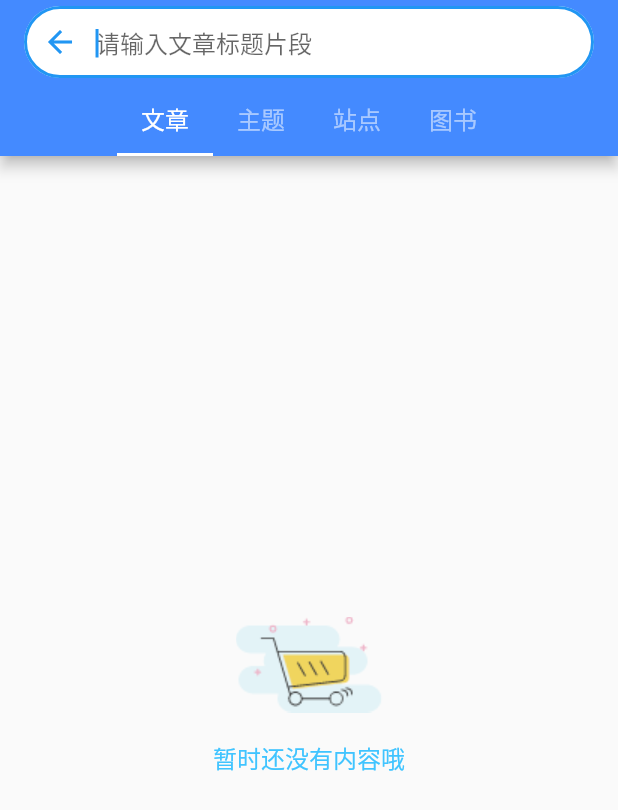
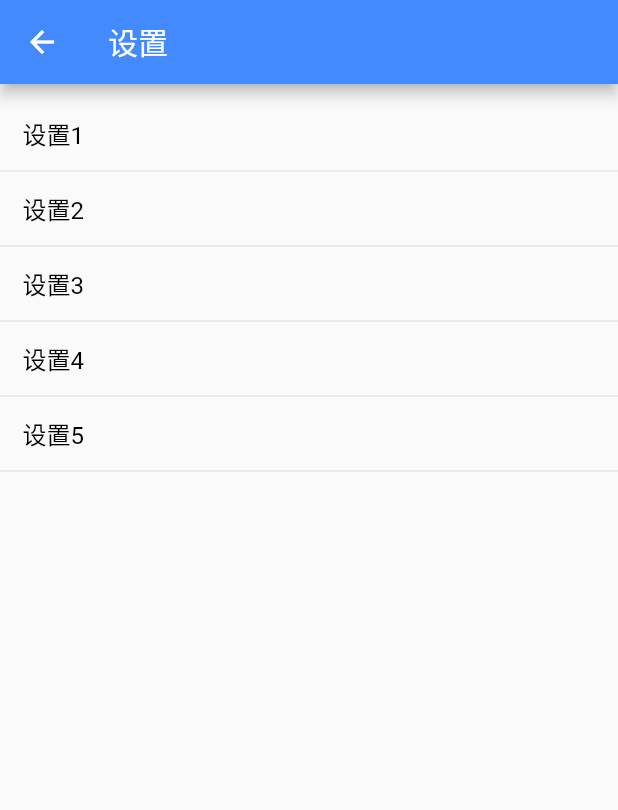
Before and after one commit to PayneJay/FlutterCool, a Flutter app: the screen it shows after launch, item 5 of the bottom bar chosen, after a tap on the "settings" icon, on a phone screen of 412 x 824 dp. Shown: the top 810 px of the screen. Run offline on Flutter 3.47's test engine with Material 2 defaults, Android fonts, the phone set to English and light mode, and no system bars; our stand-ins replace dio, event_bus, flutter_easyrefresh, flutter_html, font_awesome_flutter, image_picker and 3 more; missing offline and left inert: common_utils, flutter_drag_scale, flutter_webview_plugin, fluwx; generated files the repository leaves out were written again; network calls fail; statements that could not run were skipped; project files that could hold a hidden picture were left out.

```diff
--- a/lib/business/home/BottomNavigationWidget.dart
+++ b/lib/business/home/BottomNavigationWidget.dart
@@ -1,4 +1,5 @@
 import 'package:flutter/material.dart';
+import 'package:myapp/business/settings/SettingScreen.dart';
 import 'HomeScreen.dart';
 import 'package:myapp/business/profile/ProfileScreen.dart';
 import 'package:myapp/business/theme/ThemeScreen.dart';
@@ -12,17 +13,6 @@ class BottomNavigationWidget extends StatefulWidget {
 }
 
 class BottomNavigationWidgetState extends State<BottomNavigationWidget> {
-  final _bottomNavigationColor = Colors.blueAccent;
-  final titles = ["文章", "站点", "主题", "发现", "我的"];
-  final menuNames = ["仅中文", "仅英文", "中英混合", "推荐设置", "一周拾遗"];
-  final navIcons = [
-    Icons.home,
-    Icons.cast_connected,
-    Icons.assessment,
-    Icons.find_in_page,
-    Icons.account_box
-  ];
-
   int _currentIndex = 0;
   List<Widget> pages = List<Widget>();
   OverlayEntry menuOverlayEntry;
@@ -75,9 +65,7 @@ class BottomNavigationWidgetState extends State<BottomNavigationWidget> {
             actions: <Widget>[
               IconButton(
                 icon: const Icon(Icons.search),
-                onPressed: () {
-                  _goSearch();
-                },
+                onPressed: () => _goSearch(),
               ),
               _showPopupMenu()
             ]);
@@ -90,9 +78,7 @@ class BottomNavigationWidgetState extends State<BottomNavigationWidget> {
             actions: <Widget>[
               IconButton(
                 icon: const Icon(Icons.settings),
-                onPressed: () {
-                  _goSearch();
-                },
+                onPressed: () => _goSetting(),
               )
             ]);
     }
@@ -102,6 +88,12 @@ class BottomNavigationWidgetState extends State<BottomNavigationWidget> {
   void _goSearch() {
     Navigator.of(context).push(new MaterialPageRoute(builder: (context) {
       return new SearchScreen();
+    }));
+  }
+
+  void _goSetting() {
+    Navigator.of(context).push(new MaterialPageRoute(builder: (context) {
+      return new SettingScreen();
     }));
   }
 
@@ -144,3 +136,14 @@ class BottomNavigationWidgetState extends State<BottomNavigationWidget> {
     );
   }
 }
+
+const _bottomNavigationColor = Colors.blueAccent;
+const titles = ["文章", "站点", "主题", "发现", "我的"];
+const menuNames = ["仅中文", "仅英文", "中英混合", "推荐设置", "一周拾遗"];
+const navIcons = [
+  Icons.home,
+  Icons.cast_connected,
+  Icons.assessment,
+  Icons.find_in_page,
+  Icons.account_box
+];
--- /dev/null
+++ b/lib/business/settings/SettingScreen.dart
@@ -0,0 +1,46 @@
+import 'package:flutter/material.dart';
+
+class SettingScreen extends StatefulWidget {
+  @override
+  State<StatefulWidget> createState() => new SettingScreenState();
+}
+
+class SettingScreenState extends State<SettingScreen> {
+  @override
+  Widget build(BuildContext context) {
+    return new Scaffold(
+      appBar: AppBar(title: Text('设置')),
+      body: SingleChildScrollView(
+        child: Column(
+          children: itemLabels.map((item) => _buildColumn(item)).toList(),
+        ),
+        padding: EdgeInsets.only(top: 16.0),
+      ),
+    );
+  }
+
+  Column _buildColumn(String item) {
+    return Column(
+      children: <Widget>[
+        Padding(
+            padding: const EdgeInsets.fromLTRB(15, 5, 15, 5),
+            child: Row(
+              mainAxisAlignment: MainAxisAlignment.spaceBetween,
+              children: <Widget>[
+                GestureDetector(
+                    child: Text(
+                      item,
+                      style: TextStyle(fontSize: 16, color: Colors.black),
+                    ),
+                    onTap: () {})
+              ],
+            )),
+        Divider(
+          color: Colors.black12,
+        ),
+      ],
+    );
+  }
+}
+
+const itemLabels = ["设置1", "设置2", "设置3", "设置4", "设置5"];
--- a/pubspec.yaml
+++ b/pubspec.yaml
@@ -32,6 +32,9 @@ dependencies:
   common_utils: ^1.1.3
 
   shared_preferences: ^0.5.3+4
+#  图片加载缩放
+  flutter_drag_scale:
+      git: https://github.com/LiuC520/flutter_drag_scale.git
 
 
 
```
Also changed, not shown: lib/business/article/detail/ArticleDetailScreen.dart (+10 -1 lines), lib/widget/PictureWidget.dart (added, +24 -0 lines).
